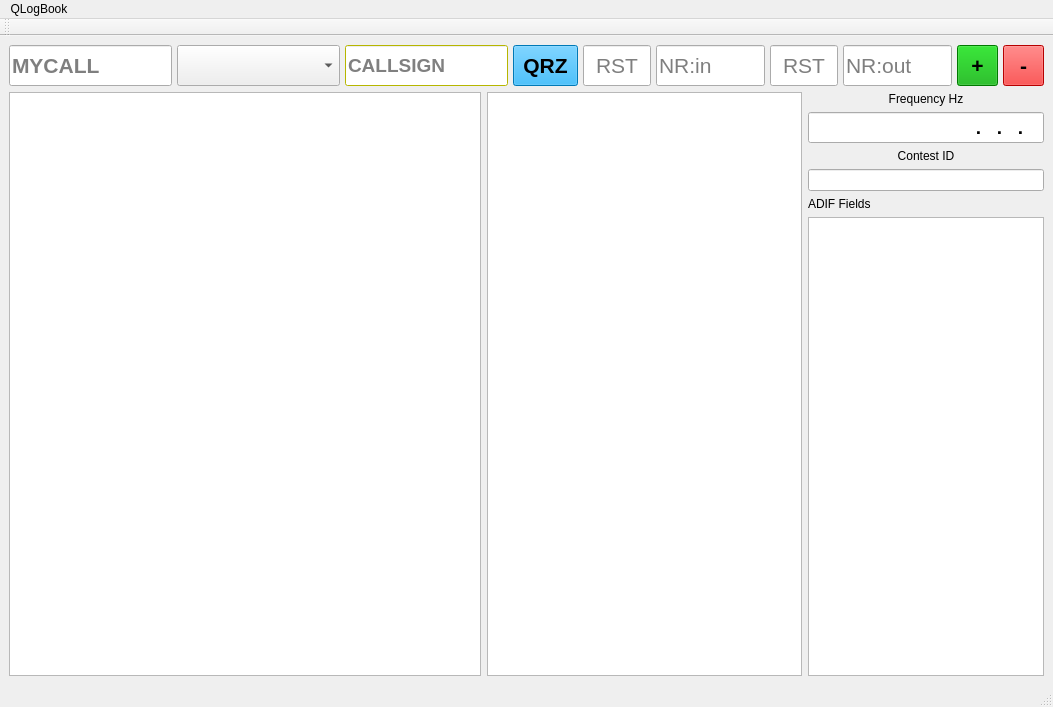
The window that mainwindow.ui (radiomatz/QLogBook) describes before a commit, drawn with Qt 5.
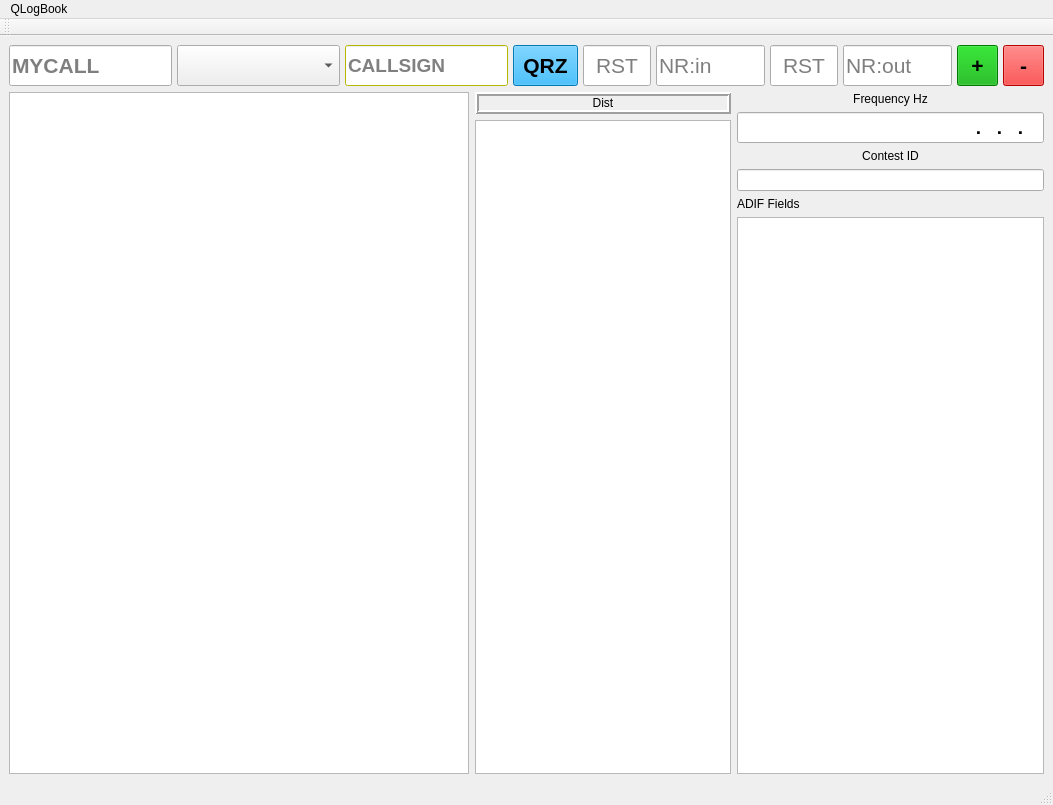
The same window after the commit. Custom widgets are drawn as their Qt base class.

The edit to the form file:
```diff
--- a/mainwindow.ui
+++ b/mainwindow.ui
@@ -7,7 +7,7 @@
     <x>0</x>
     <y>0</y>
     <width>1053</width>
-    <height>707</height>
+    <height>805</height>
    </rect>
   </property>
   <property name="sizePolicy">
@@ -2210,7 +2210,7 @@
      </layout>
     </item>
     <item>
-     <layout class="QHBoxLayout" name="bhor" stretch="6,4,3">
+     <layout class="QHBoxLayout" name="bhor" stretch="6,0,4">
       <property name="sizeConstraint">
        <enum>QLayout::SizeConstraint::SetDefaultConstraint</enum>
       </property>
@@ -2255,6 +2255,30 @@
        </widget>
       </item>
       <item>
+       <layout class="QVBoxLayout" name="hbox2">
+        <item>
+         <widget class="QLabel" name="dist">
+          <property name="toolTip">
+           <string notr="true"/>
+          </property>
+          <property name="frameShape">
+           <enum>QFrame::Shape::Box</enum>
+          </property>
+          <property name="frameShadow">
+           <enum>QFrame::Shadow::Raised</enum>
+          </property>
+          <property name="lineWidth">
+           <number>2</number>
+          </property>
+          <property name="text">
+           <string notr="true">Dist</string>
+          </property>
+          <property name="alignment">
+           <set>Qt::AlignmentFlag::AlignCenter</set>
+          </property>
+         </widget>
+        </item>
+        <item>
        <widget class="QTableView" name="qsodView">
         <property name="minimumSize">
          <size>
@@ -2297,6 +2321,8 @@
         </property>
        </widget>
       </item>
+       </layout>
+      </item>
       <item>
        <layout class="QVBoxLayout" name="zvert">
         <item>
```
Left out of the diff: 8 changed lines with no effect on the pictures. Lines whose indentation alone changed are shown as unchanged.
